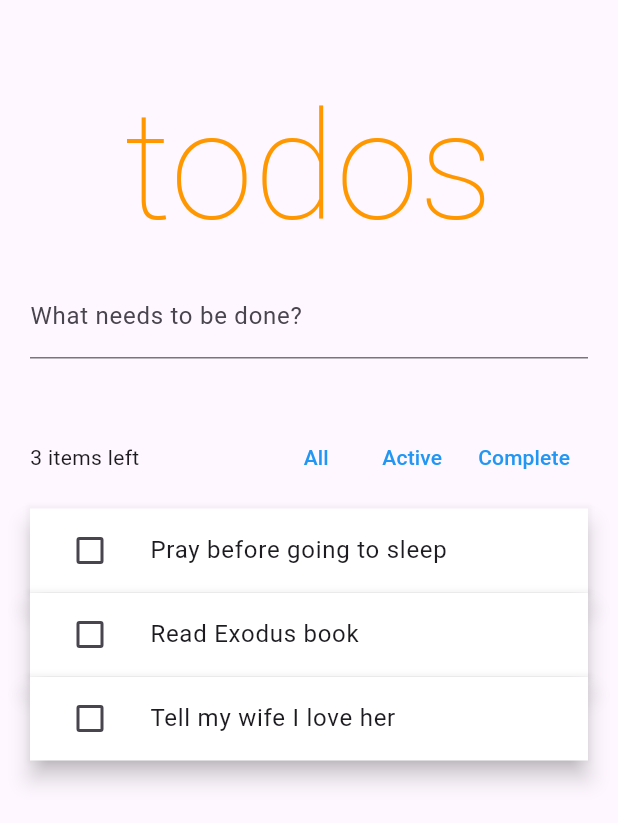
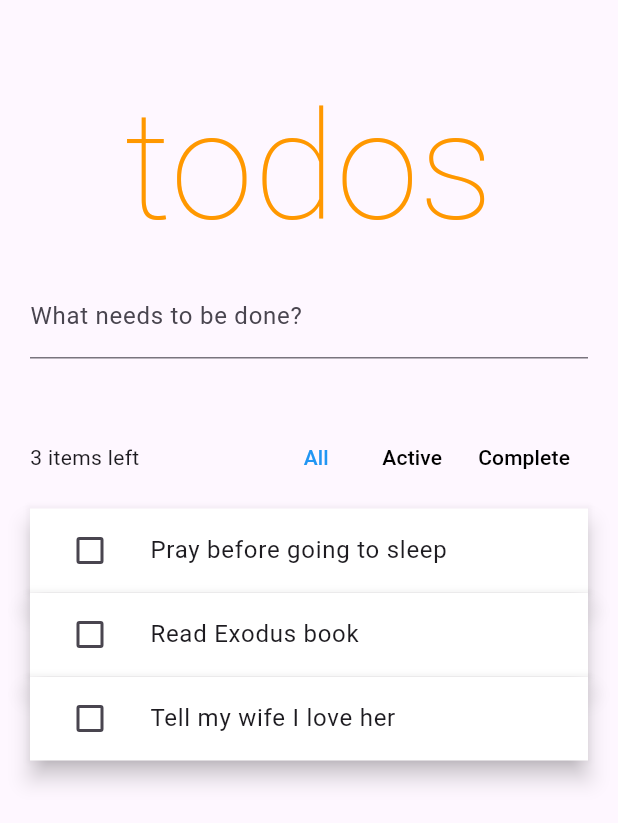
Before and after one commit to dsubiros/riverpod_todo_2, a Flutter app: the screen it shows after launch, on a phone screen of 412 x 824 dp. Shown: the top 823 px of the screen. Run offline on Flutter 3.47's test engine with Material 3 defaults, Android fonts, the phone set to English and light mode, and no system bars; our stand-ins replace flutter_hooks, hooks_riverpod, riverpod; Roboto replaces fonts that are missing (Helvetica Neue).

Commit message:
Almost finished

```diff
--- a/lib/main.dart
+++ b/lib/main.dart
@@ -111,61 +111,27 @@ class Toolbar extends HookConsumerWidget {
       mainAxisAlignment: MainAxisAlignment.spaceBetween,
       children: [
         Expanded(child: Text('${ref.watch(uncompletedTodosCount)} items left')),
-        // Tooltip(
-        //   message: 'All',
-        //   child: TextButton(
-        //     onPressed: () {
-        //       ref.watch(todoListFilter.notifier).state = TodoListFilter.all;
-        //     },
-        //     style: ButtonStyle(
-        //         foregroundColor:
-        //             WidgetStatePropertyAll(textColorFor(TodoListFilter.all))),
-        //     child: Text('All'),
-        //   ),
-        // ),
         ToolbarItem(
           tooltipText: 'All',
           filter: TodoListFilter.all,
           onTap: () =>
               ref.watch(todoListFilter.notifier).state = TodoListFilter.all,
+          textColor: textColorFor(TodoListFilter.all),
         ),
         ToolbarItem(
           tooltipText: 'Active',
           filter: TodoListFilter.active,
           onTap: () =>
               ref.watch(todoListFilter.notifier).state = TodoListFilter.active,
+          textColor: textColorFor(TodoListFilter.active),
         ),
         ToolbarItem(
           tooltipText: 'Complete',
           filter: TodoListFilter.completed,
           onTap: () => ref.watch(todoListFilter.notifier).state =
               TodoListFilter.completed,
+          textColor: textColorFor(TodoListFilter.completed),
         ),
-        // Tooltip(
-        //   message: 'Active',
-        //   child: TextButton(
-        //     onPressed: () {
-        //       ref.watch(todoListFilter.notifier).state = TodoListFilter.active;
-        //     },
-        //     style: ButtonStyle(
-        //         foregroundColor: WidgetStatePropertyAll(
-        //             textColorFor(TodoListFilter.active))),
-        //     child: Text('Active'),
-        //   ),
-        // ),
-        // Tooltip(
-        //   message: 'Complete',
-        //   child: TextButton(
-        //     onPressed: () {
-        //       ref.watch(todoListFilter.notifier).state =
-        //           TodoListFilter.completed;
-        //     },
-        //     style: ButtonStyle(
-        //         foregroundColor: WidgetStatePropertyAll(
-        //             textColorFor(TodoListFilter.completed))),
-        //     child: const Text('Complete'),
-        //   ),
-        // ),
       ],
     ));
   }
@@ -175,26 +141,23 @@ class ToolbarItem extends ConsumerWidget {
   final TodoListFilter filter;
   final String tooltipText;
   final VoidCallback? onTap;
+  final Color? textColor;
 
   const ToolbarItem({
     super.key,
     required this.filter,
     required this.tooltipText,
+    this.textColor,
     required this.onTap,
   });
 
   @override
   Widget build(BuildContext context, WidgetRef ref) {
-    Color? textColorFor(TodoListFilter value) {
-      return filter == value ? Colors.blue : Colors.black;
-    }
-
     return Tooltip(
       message: tooltipText,
       child: TextButton(
         onPressed: onTap,
-        style: ButtonStyle(
-            foregroundColor: WidgetStatePropertyAll(textColorFor(filter))),
+        style: ButtonStyle(foregroundColor: WidgetStatePropertyAll(textColor)),
         child: Text(tooltipText),
       ),
     );
```
